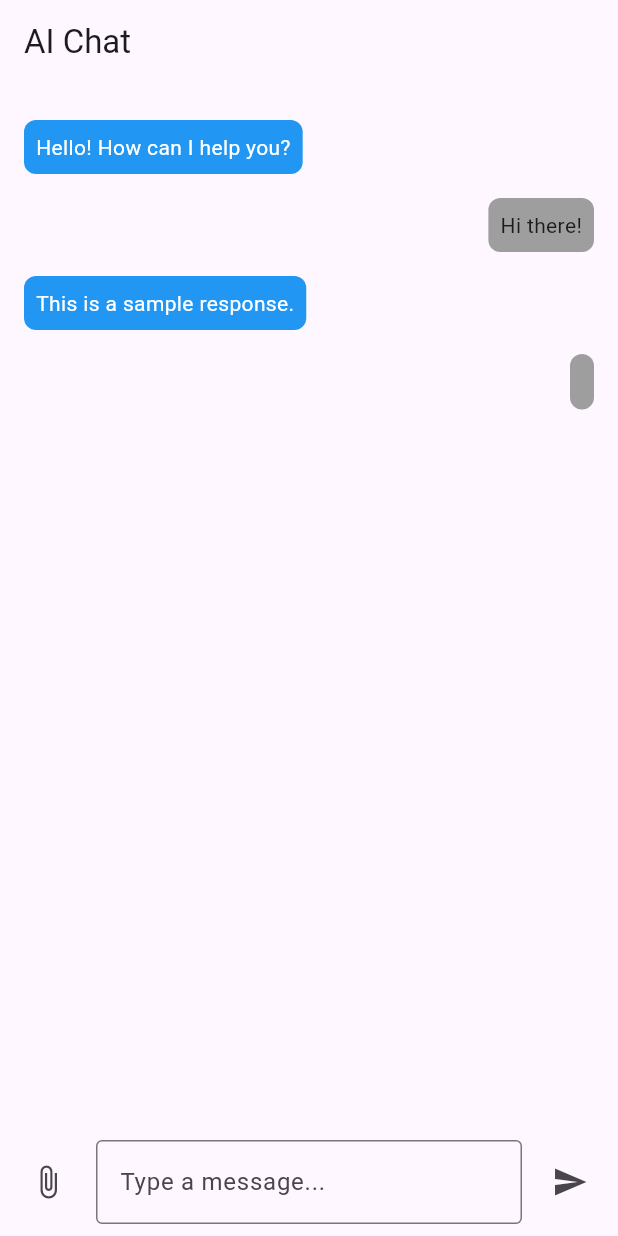
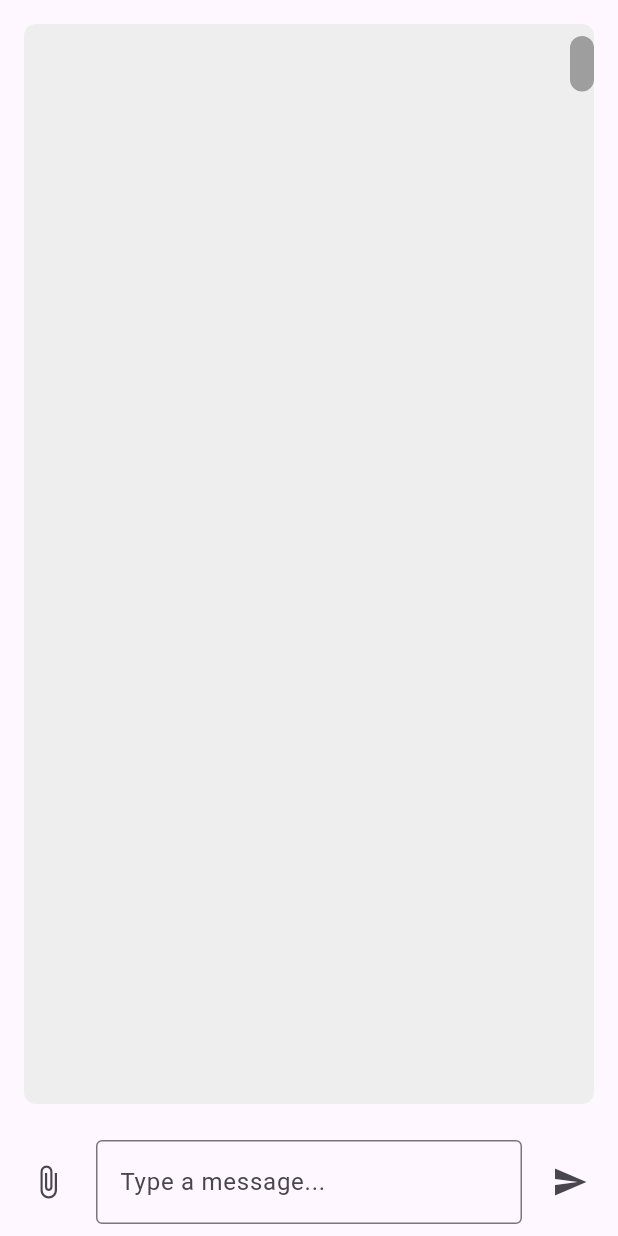
Before and after one commit to jlostao/DAM-FlutterNodeJSPostGet, a Flutter app: the screen it shows after launch, after a tap on the "send" icon, on a phone screen of 412 x 824 dp. Run offline on Flutter 3.47's test engine with Material 3 defaults, Android fonts, the phone set to English and light mode, and no system bars; our stand-ins replace file_picker; missing offline and left inert: window_manager.

Commit message:
modified:   flutter_postget/lib/app_data.dart 	modified:   flutter_postget/lib/layout_desktop.dart

```diff
--- a/flutter_postget/lib/app_data.dart
+++ b/flutter_postget/lib/app_data.dart
@@ -19,6 +19,8 @@ class AppData with ChangeNotifier {
   dynamic dataGet;
   dynamic dataPost;
   dynamic dataFile;
+
+  List<Widget> messages = [];
 
   // Funció per fer crides tipus 'GET' i agafar la informació a mida que es va rebent
   Future<void> loadHttpGetByChunks(String url) async {
--- a/flutter_postget/lib/layout_desktop.dart
+++ b/flutter_postget/lib/layout_desktop.dart
@@ -14,15 +14,10 @@ class ChatScreen extends StatefulWidget {
 
 class _ChatScreenState extends State<ChatScreen> {
   TextEditingController _messageController = TextEditingController();
-  List<Widget> messages = [];
 
   @override
   void initState() {
     super.initState();
-    // Sample messages for testing
-    messages.add(ChatMessage(text: 'Hello! How can I help you?'));
-    messages.add(UserMessage(text: 'Hi there!'));
-    messages.add(ChatMessage(text: 'This is a sample response.'));
   }
 
   Future<File> pickFile() async {
@@ -49,24 +44,42 @@ class _ChatScreenState extends State<ChatScreen> {
 
   @override
   Widget build(BuildContext context) {
+    AppData appData = Provider.of<AppData>(context);
     return Scaffold(
-      appBar: AppBar(
-        title: Text('AI Chat'),
-      ),
       body: Column(
         children: [
-          Expanded(
-            child: ListView.builder(
-              reverse: false, // Set this to false
-              padding: EdgeInsets.all(16.0),
-              itemCount: messages.length,
-              itemBuilder: (BuildContext context, int index) {
-                return messages[index];
-              },
-            ),
-          ),
+          _buildMessageArea(appData),
           _buildMessageInput(),
         ],
+      ),
+    );
+  }
+
+  Widget _buildMessageArea(AppData appData) {
+    return Expanded(
+      child: Container(
+        margin: EdgeInsets.all(16.0),
+        constraints: BoxConstraints(
+          maxWidth: 600.0, // Set the maximum width for the messages area
+        ),
+        decoration: BoxDecoration(
+          color: Colors.grey[200], // Set a slightly darker background color
+          borderRadius: BorderRadius.circular(8.0),
+        ),
+        child: ListView.builder(
+          reverse: false, // Set this to false
+          itemCount: appData.messages.length,
+          itemBuilder: (BuildContext context, int index) {
+            return Column(
+              children: [
+                index > 0
+                    ? Divider(color: Colors.black, thickness: 1.0)
+                    : Container(), // Add a separator line
+                appData.messages[index],
+              ],
+            );
+          },
+        ),
       ),
     );
   }
@@ -101,7 +114,7 @@ class _ChatScreenState extends State<ChatScreen> {
               // Handle sending the message
               String userMessage = _messageController.text;
               setState(() {
-                messages.add(UserMessage(text: userMessage));
+                appData.messages.add(UserMessage(text: userMessage));
                 _messageController.clear();
               });
             },
```
